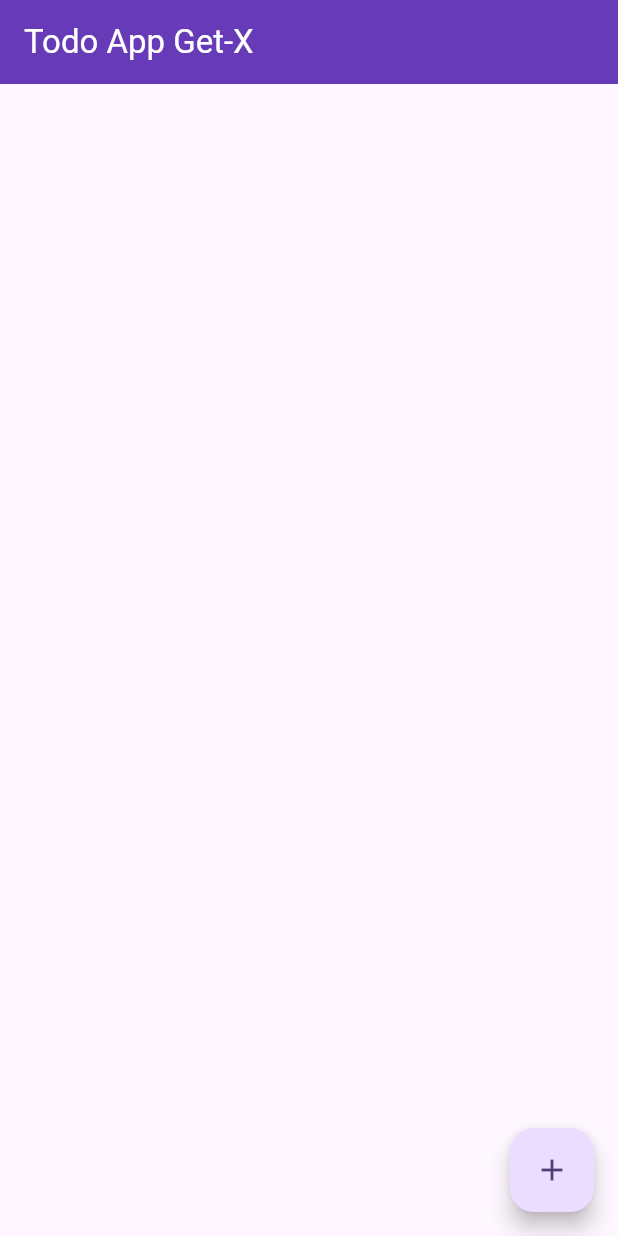
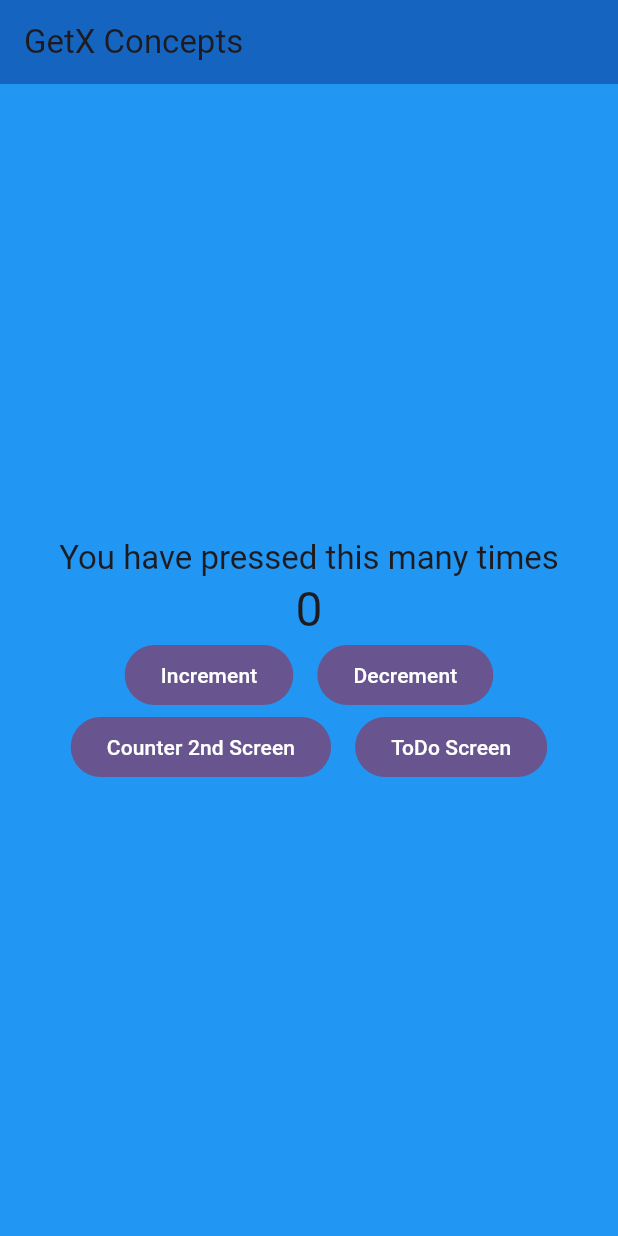
Before and after one commit to qaisershameer/nexus_meal_getx, a Flutter app: the screen it shows after launch, on a phone screen of 412 x 824 dp. Run offline on Flutter 3.47's test engine with Material 3 defaults, Android fonts, the phone set to English and light mode, and no system bars; our stand-ins replace get.

```diff
--- /dev/null
+++ b/lib/controllers/counter_controller.dart
@@ -0,0 +1,43 @@
+import 'package:flutter/material.dart';
+import 'package:get/get.dart';
+
+class CounterController extends GetxController{
+
+  /// Variables
+  RxInt counter = 0.obs;
+  RxString name = ''.obs;
+  RxString subject = ''.obs;
+
+  /// Functions /// State Logics
+  void increment(){
+    counter.value++;
+    /// show SnackBar Message
+    showSnackBar('Counter Incremented: ${counter.value}', 0);
+  }
+
+  void decrement(){
+    counter.value--;
+    /// show SnackBar Message
+    showSnackBar('Counter Decremented: ${counter.value}', 1);
+  }
+
+  void updateProfile(RxString userName, RxString userSubject){
+    name = userName;
+    subject = userSubject;
+  }
+
+  // function to add SnackBar message
+  void showSnackBar(String message, int value) {
+    final context = Get.context!;
+    // Message Show in Status Bar
+    ScaffoldMessenger.of(context).showSnackBar(
+      SnackBar(
+        duration: Duration(milliseconds: 200),
+        behavior: SnackBarBehavior.floating,
+        backgroundColor: value == 0 ? Colors.green : Colors.red,
+        content: Text(message),
+      ),
+    );
+  }
+
+}
--- a/lib/main.dart
+++ b/lib/main.dart
@@ -1,6 +1,6 @@
 import 'package:flutter/material.dart';
-import 'package:get/get_navigation/src/root/get_material_app.dart';
-import '../screens/home_screen.dart';
+import 'package:get/get.dart';
+import 'screens/counter_screen.dart';
 
 void main() {
   runApp(const MyApp());
@@ -12,13 +12,13 @@ class MyApp extends StatelessWidget {
   @override
   Widget build(BuildContext context) {
     return GetMaterialApp(
-      title: 'Todo App Get-X',
+      title: 'GetX Concepts',
       theme: ThemeData(
         colorScheme: ColorScheme.fromSeed(seedColor: Colors.deepPurple),
         useMaterial3: true,
       ),
       debugShowCheckedModeBanner: false,
-      home: HomeScreen(),
+      home: CounterScreen(),
     );
   }
 }
--- /dev/null
+++ b/lib/screens/counter2_screen.dart
@@ -0,0 +1,83 @@
+import 'package:flutter/material.dart';
+import 'package:get/get.dart';
+import 'package:todo_getx/controllers/counter_controller.dart';
+import 'package:todo_getx/screens/counter_screen.dart';
+
+class Counter2Screen extends StatelessWidget {
+  Counter2Screen({super.key});
+  final controller = Get.find<CounterController>();
+  @override
+  Widget build(BuildContext context) {
+    return Scaffold(
+      appBar: AppBar(
+        title: Text('GetX Concepts'),
+        backgroundColor: Colors.blue.shade800,
+      ),
+      backgroundColor: Colors.blue.shade300,
+      body: SizedBox(
+        height: MediaQuery.sizeOf(context).height,
+        width: MediaQuery.sizeOf(context).width,
+        child: Column(
+          mainAxisAlignment: MainAxisAlignment.center,
+          children: [
+            /// Title Text
+            Text(
+              'You have pressed this many times',
+              style: Theme.of(context).textTheme.titleLarge,
+            ),
+
+            /// Counter Text for Controller Counter Value Display Using/Wrapping Obx Widget
+            Obx(
+                  () {
+                if (controller.counter.value < 0) {
+                  return Text('Ahh Negative: ${controller.counter}',
+                      style: Theme.of(context).textTheme.headlineLarge);
+                } else if (controller.counter > 5) {
+                  return Text('Burrraaah!!!: ${controller.counter}',
+                      style: Theme.of(context).textTheme.headlineLarge);
+                } else {
+                  return Text('${controller.counter}',
+                      style: Theme.of(context).textTheme.headlineLarge);
+                }
+              },
+            ),
+
+            /// Counter Buttons
+            Row(
+              mainAxisAlignment: MainAxisAlignment.center,
+              children: [
+                /// increment counter controller value
+                FilledButton(
+                  onPressed: () => controller.increment(),
+                  child: Text('Increment'),
+                ),
+
+                /// Gap
+                SizedBox(
+                  width: 16.0,
+                ),
+
+                /// decrement counter controller value
+                FilledButton(
+                  onPressed: () => controller.decrement(),
+                  child: Text('Decrement'),
+                ),
+              ],
+            ),
+
+            /// Navigate to back Counter Screen
+            FilledButton(
+              onPressed: () => Get.to(CounterScreen()),
+              child: Text('Counter Main Screen'),
+            ),
+
+            /// Gap
+            SizedBox(
+              width: 16.0,
+            ),
+          ],
+        ),
+      ),
+    );
+  }
+}
--- /dev/null
+++ b/lib/screens/counter_screen.dart
@@ -0,0 +1,96 @@
+import 'package:flutter/material.dart';
+import 'package:get/get.dart';
+import 'package:todo_getx/controllers/counter_controller.dart';
+import 'package:todo_getx/screens/counter2_screen.dart';
+import 'package:todo_getx/screens/todo_screen.dart';
+
+class CounterScreen extends StatelessWidget {
+  CounterScreen({super.key});
+  final controller = Get.put(CounterController());
+  @override
+  Widget build(BuildContext context) {
+    return Scaffold(
+      appBar: AppBar(
+        title: Text('GetX Concepts'),
+        backgroundColor: Colors.blue.shade800,
+      ),
+      backgroundColor: Colors.blue.shade500,
+      body: SizedBox(
+        height: MediaQuery.sizeOf(context).height,
+        width: MediaQuery.sizeOf(context).width,
+        child: Column(
+          mainAxisAlignment: MainAxisAlignment.center,
+          children: [
+            /// Title Text
+            Text(
+              'You have pressed this many times',
+              style: Theme.of(context).textTheme.titleLarge,
+            ),
+
+            /// Counter Text for Controller Counter Value Display Using/Wrapping Obx Widget
+            Obx(
+              () {
+                if (controller.counter.value < 0) {
+                  return Text('Ahh Negative: ${controller.counter}',
+                      style: Theme.of(context).textTheme.headlineLarge);
+                } else if (controller.counter > 5) {
+                  return Text('Burrraaah!!!: ${controller.counter}',
+                      style: Theme.of(context).textTheme.headlineLarge);
+                } else {
+                  return Text('${controller.counter}',
+                      style: Theme.of(context).textTheme.headlineLarge);
+                }
+              },
+            ),
+
+            /// Counter Buttons
+            Row(
+              mainAxisAlignment: MainAxisAlignment.center,
+              children: [
+                /// increment counter controller value
+                FilledButton(
+                  onPressed: () => controller.increment(),
+                  child: Text('Increment'),
+                ),
+
+                /// Gap
+                SizedBox(
+                  width: 16.0,
+                ),
+
+                /// decrement counter controller value
+                FilledButton(
+                  onPressed: () => controller.decrement(),
+                  child: Text('Decrement'),
+                ),
+              ],
+            ),
+
+            /// Navigate to another Screen
+            Row(
+              mainAxisAlignment: MainAxisAlignment.center,
+              children: [
+                /// Second Counter Screen
+                FilledButton(
+                  onPressed: () => Get.to(Counter2Screen()),
+                  child: Text('Counter 2nd Screen'),
+                ),
+
+                /// Gap
+                SizedBox(
+                  width: 16.0,
+                ),
+
+                /// To-Do App Screen
+                FilledButton(
+                  onPressed: () => Get.to(ToDoScreen()),
+                  child: Text('ToDo Screen'),
+                ),
+              ],
+            ),
+          ],
+        ),
+      ),
+    );
+  }
+}
```
Also changed, not shown: lib/controllers/todo_controller.dart (added, +112 -0 lines), lib/screens/todo_screen.dart (added, +46 -0 lines).
